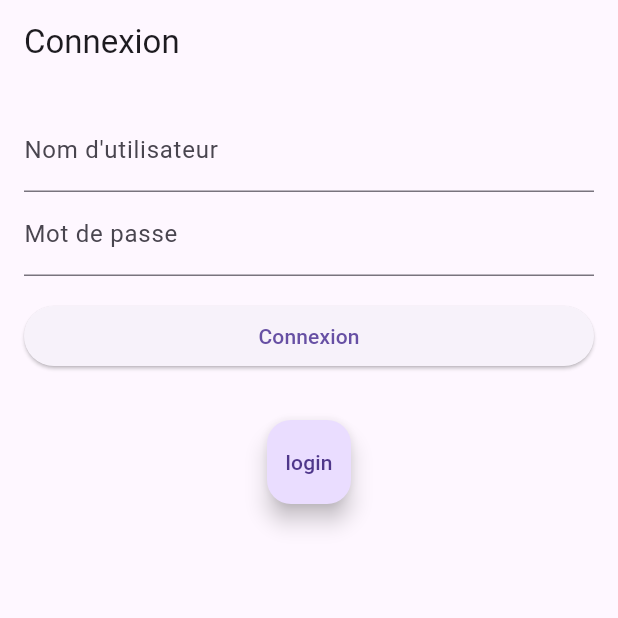
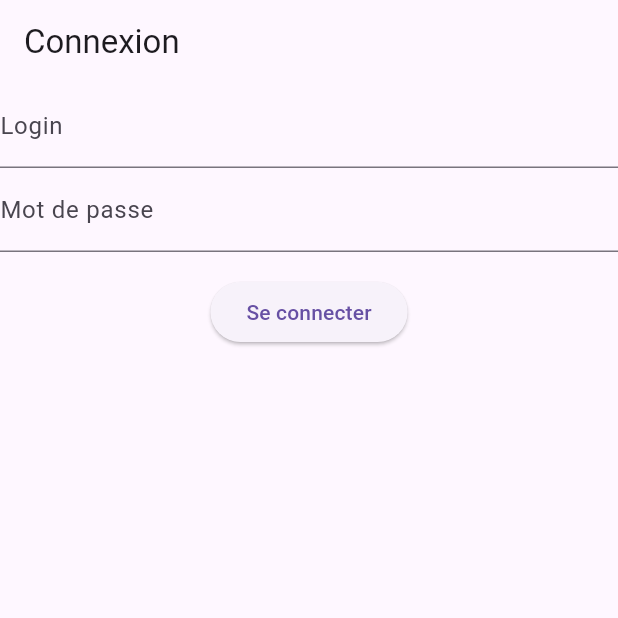
Before and after one commit to LeoLChalot/BTSSIO-maison-des-ligues-flutter, a Flutter app: the screen it shows after launch, on a phone screen of 412 x 824 dp, the top half of it. Run offline on Flutter 3.47's test engine with Material 3 defaults, Android fonts, the phone set to English and light mode, and no system bars.

Commit message:
Update login form - Call API LOGIN

```diff
--- a/maison_des_ligues/lib/main.dart
+++ b/maison_des_ligues/lib/main.dart
@@ -1,11 +1,19 @@
 import 'package:flutter/material.dart';
+import 'package:provider/provider.dart';
+
+import 'package:maison_des_ligues/providers/articles.dart';
 import 'package:maison_des_ligues/screens/screen_connexion.dart';
 import 'package:maison_des_ligues/screens/screen_articles.dart';
 import 'package:maison_des_ligues/screens/screen_ajout_article.dart';
 
 
 void main() {
-  runApp(const MaterialApp( home: MyApp()));
+  runApp(
+    ChangeNotifierProvider<Articles>(
+      create: (context) => Articles(),
+      child: const MyApp(),
+    ),
+  );
 }
 
 class MyApp extends StatelessWidget {
@@ -17,10 +25,8 @@ class MyApp extends StatelessWidget {
       title: 'M2L - Dashboard',
       initialRoute: '/',
       routes: {
-        '/': (context) => const LoginScreen(),
-        // '/liste-categories': (context) => CategoriesScreen(),
-        // '/liste-articles': (context) => ArticlesScreen(),
-        '/addItem': (context) => const AddItemFormScreen(),
+        '/': (context) => const LoginPage(),
+        '/articles': (context) => const ArticlesPage(),
       },
     );
   }
--- /dev/null
+++ b/maison_des_ligues/lib/providers/articles.dart
@@ -0,0 +1,13 @@
+// articles.dart
+
+import 'package:flutter/material.dart';
+import 'package:maison_des_ligues/services/service_articles.dart';
+
+class Articles with ChangeNotifier {
+  List<Article> articles = [];
+
+  void setArticles(List<Article> newArticles) {
+    articles = newArticles;
+    notifyListeners();
+  }
+}
--- a/maison_des_ligues/lib/screens/screen_connexion.dart
+++ b/maison_des_ligues/lib/screens/screen_connexion.dart
@@ -1,80 +1,97 @@
 import 'package:flutter/material.dart';
+import 'package:provider/provider.dart';
 
-class LoginScreen extends StatelessWidget {
-  const LoginScreen({super.key});
+import 'package:maison_des_ligues/providers/articles.dart';
+// import 'package:maison_des_ligues/screens/screen_articles.dart';
+import 'package:maison_des_ligues/services/service_articles.dart';
+import 'package:maison_des_ligues/services/service_authentication.dart';
 
+class LoginPage extends StatefulWidget {
+  const LoginPage({super.key});
   @override
-  Widget build(BuildContext context) {
-    return Scaffold(
-      appBar: AppBar(title: Text('Connexion')),
-      body: Column(children: [
-        FormLogin(),
-        SizedBox(height: 16.0),
-        FloatingActionButton(
-            onPressed: () {
-              Navigator.of(context).pushNamed('/stockItems');
-            },
-            child: Text('login')),
-      ]),
-      resizeToAvoidBottomInset: false,
-    );
-  }
+  _LoginPageState createState() => _LoginPageState();
 }
 
-class FormLogin extends StatefulWidget {
-  const FormLogin({super.key});
-
-  @override
-  State<FormLogin> createState() => _FormLoginState();
-}
-
-class _FormLoginState extends State<FormLogin> {
+class _LoginPageState extends State<LoginPage> {
   final _formKey = GlobalKey<FormState>();
   final _loginController = TextEditingController();
   final _passwordController = TextEditingController();
 
   @override
-  void dispose() {
-    // Clean up the controller when the widget is disposed.
-    _loginController.dispose();
-    _passwordController.dispose();
-    super.dispose();
-  }
-
-  @override
   Widget build(BuildContext context) {
-    return Form(
-      key: _formKey,
-      child: Padding(
-        padding: const EdgeInsets.all(16.0),
+    return Scaffold(
+      appBar: AppBar(
+        title: const Text('Connexion'),
+      ),
+      body: Form(
+        key: _formKey,
         child: Column(
-          crossAxisAlignment: CrossAxisAlignment.stretch,
           children: <Widget>[
-            TextField(
-              decoration:
-                  const InputDecoration(labelText: 'Nom d\'utilisateur'),
+            TextFormField(
               controller: _loginController,
+              decoration: const InputDecoration(labelText: 'Login'),
+              validator: (value) {
+                if (value!.isEmpty) {
+                  return 'Veuillez entrer votre login';
+                }
+                return null;
+              },
             ),
-            const TextField(
-              decoration: InputDecoration(labelText: 'Mot de passe'),
+            TextFormField(
+              controller: _passwordController,
+              decoration: const InputDecoration(labelText: 'Mot de passe'),
               obscureText: true,
+              validator: (value) {
+                if (value!.isEmpty) {
+                  return 'Veuillez entrer votre mot de passe';
+                }
+                return null;
+              },
             ),
-            const SizedBox(height: 16.0),
-            ElevatedButton(
-              child: const Text('Connexion'),
-              onPressed: () {
-                if (_formKey.currentState!.validate()) {
-                  _formKey.currentState?.save();
-                  final username = _loginController.text;
-                  final password = _passwordController.text;
-                  print(
-                      'Connexion de $username avec le mot de passe $password');
-                }
-              },
-            )
+            Padding(
+              padding: const EdgeInsets.symmetric(vertical: 16.0),
+              child: ElevatedButton(
+                onPressed: () {
+                  (context) async {
+                    // Pass context
+                    try {
+                      if (_formKey.currentState!.validate()) {
+                        // Login logic using AuthService
+                        if (await AuthService.login(
+                            _loginController.text, _passwordController.text)) {
+                          // Login successful, fetch articles
+                          print('Login successful');
+                          final articles =
+                              await ArticleService.getAllArticles();
+                          // Update Articles provider using Provider.of
+                          Provider.of<Articles>(context, listen: false)
+                              .setArticles(articles);
+                          // Navigate to articles screen
+                          Navigator.pushReplacementNamed(context, '/articles');
+                        } else {
+                          // Login failed, show snackbar
+                          ScaffoldMessenger.of(context).showSnackBar(
+                            const SnackBar(
+                                content:
+                                    Text('Login ou mot de passe incorrect')),
+                          );
+                        }
+                      }
+                    } catch (e) {
+                      print(e); // Handle errors
+                    }
+                  };
+                },
+                child: const Text('Se connecter'),
+              ),
+            ),
           ],
         ),
       ),
     );
   }
 }
+
+void handleLogin(BuildContext context) async {
+  // ... your asynchronous logic here
+}
--- a/maison_des_ligues/lib/services/service_articles.dart
+++ b/maison_des_ligues/lib/services/service_articles.dart
@@ -0,0 +1,42 @@
+import 'package:http/http.dart' as http;
+import 'dart:convert';
+
+class ArticleService {
+  static Future<List<Article>> getAllArticles() async {
+    // Définir l'URL de l'API
+    final url = Uri.parse('http://localhost:3000/m2l/boutique/articles');
+
+    // Envoyer la requête GET et analyser la réponse
+    final response = await http.get(url);
+    if (response.statusCode == 200) {
+      // Requête réussie, analyser le corps de la réponse
+      final data = jsonDecode(response.body) as List;
+      // Convertir la liste JSON en une liste d'objets Article
+      final articles = data.map((article) => Article.fromJson(article)).toList();
+      return articles;
+    } else {
+      // Erreur de connexion
+      print('Erreur de connexion : ${response.statusCode}');
+      return [];
+    }
+  }
+}
+
+// Classe Article pour représenter un article
+class Article {
+  final int id;
+  final String nom;
+  final String description;
+  final double prix;
+
+  Article({required this.id, required this.nom, required this.description, required this.prix});
+
+  factory Article.fromJson(Map<String, dynamic> json) {
+    return Article(
+      id: json['id'] as int,
+      nom: json['nom'] as String,
+      description: json['description'] as String,
+      prix: json['prix'] as double,
+    );
+  }
+}
```
Also changed, not shown: maison_des_ligues/lib/screens/screen_articles.dart (+30 -0 lines), maison_des_ligues/lib/services/service_authentication.dart (+27 -0 lines).
